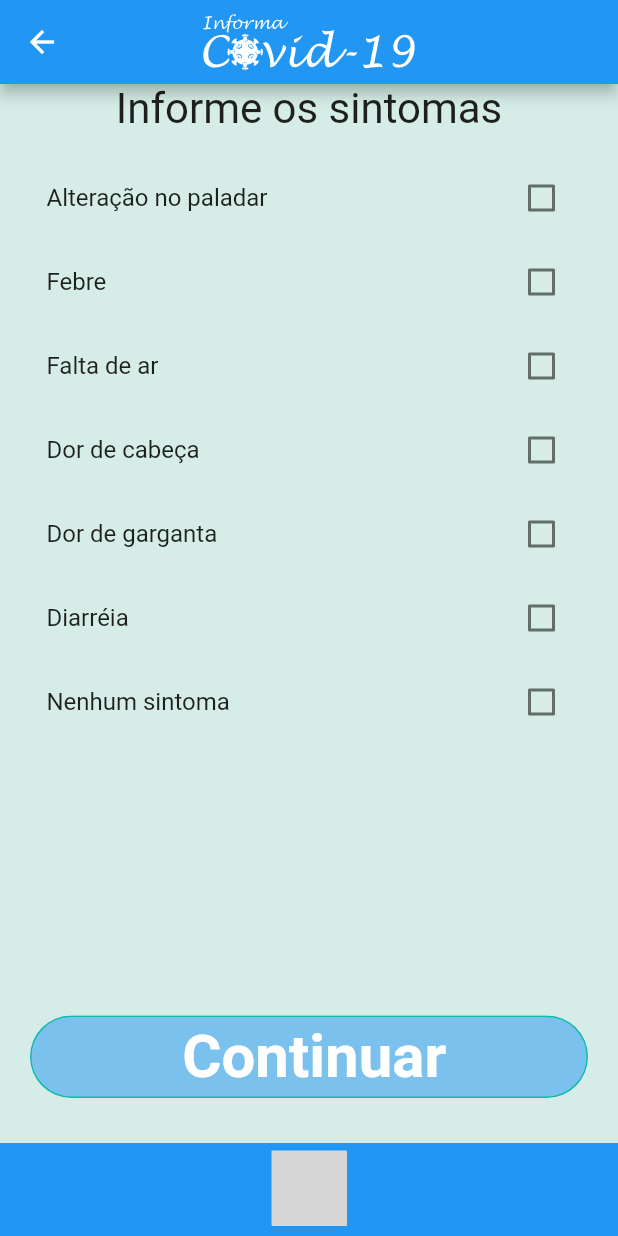
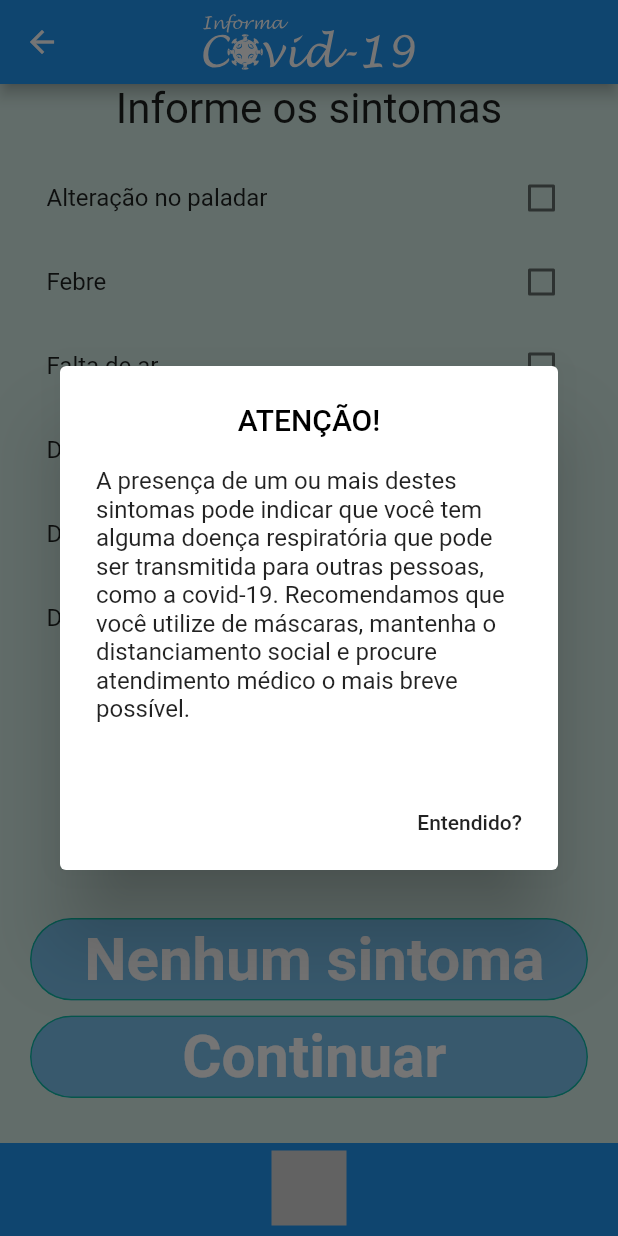
Before and after one commit to smayor07/AtividadesIntegradorasVIII, a Flutter app: the ListaPerguntas screen opened directly, after a tap on "Continuar", on a phone screen of 412 x 824 dp. Run offline on Flutter 3.47's test engine with Material 2 defaults, Android fonts, the phone set to English and light mode, and no system bars; our stand-ins replace cloud_firestore, flutter_svg; missing offline and left inert: dart:ffi; accounts and stored records are empty; project files that could hold a hidden picture were left out; grey boxes are pictures that could not be loaded.

Commit message:
Correções finais

```diff
--- a/informa_covid/lib/pages/contatoCovid_page.dart
+++ b/informa_covid/lib/pages/contatoCovid_page.dart
@@ -1,6 +1,6 @@
 import 'package:flutter/material.dart';
 import 'package:informa_covid/classes/Pessoa.dart';
-import 'package:informa_covid/pages/lista_perguntas_page.dart';
+import 'package:informa_covid/pages/agradecimento_page.dart';
 import 'package:informa_covid/pages/pussuiComorbidade_page.dart';
 import 'package:informa_covid/widgets/NoYes_widget.dart';
 import 'package:informa_covid/widgets/dialog_mascara_widget.dart';
@@ -38,7 +38,7 @@ class _ContatoCovidPageState extends State<ContatoCovidPage> {
               children: <Widget>[
                 Titulo(
                   label:
-                      "Você já teve contato com alguém diagnosticado com Covid-19 nos últimos 7 dias?",
+                      "Você já teve contato com alguém diagnosticado com Covid-19 nas últimas 2 semanas?",
                 ),
                 NoYes(
                   caminhoImg: "assets/contato.png",
@@ -47,7 +47,7 @@ class _ContatoCovidPageState extends State<ContatoCovidPage> {
                     Navigator.push(
                       context,
                       MaterialPageRoute(
-                          builder: (context) => ListaPerguntas(pessoa:widget.pessoa)),
+                          builder: (context) => AgradecimentoPage(pessoa:widget.pessoa)),
                     );
                   },
                   onTapNo: () {
--- a/informa_covid/lib/pages/diagnosticadoCovid_page.dart
+++ b/informa_covid/lib/pages/diagnosticadoCovid_page.dart
@@ -1,7 +1,6 @@
 import 'package:flutter/material.dart';
 import 'package:informa_covid/classes/Pessoa.dart';
 import 'package:informa_covid/pages/contatoCovid_page.dart';
-import 'package:informa_covid/pages/lista_perguntas_page.dart';
 import 'package:informa_covid/pages/tempoDiagnosticado_page.dart';
 import 'package:informa_covid/widgets/NoYes_widget.dart';
 import 'package:informa_covid/widgets/dialog_mascara_widget.dart';
--- a/informa_covid/lib/pages/informe_idade_matricula_page.dart
+++ b/informa_covid/lib/pages/informe_idade_matricula_page.dart
@@ -22,6 +22,7 @@ class _InformeIdadeMatriculaState extends State<InformeIdadeMatricula> {
   @override
   Widget build(BuildContext context) {
     return Scaffold(
+      resizeToAvoidBottomPadding: false,
       appBar: AppBar(
         title: Text("Informa Covid"),
         centerTitle: true,
--- a/informa_covid/lib/pages/lista_perguntas_page.dart
+++ b/informa_covid/lib/pages/lista_perguntas_page.dart
@@ -2,6 +2,7 @@ import 'package:flutter/material.dart';
 import 'package:informa_covid/classes/Pessoa.dart';
 import 'package:informa_covid/pages/pussuiComorbidade_page.dart';
 import 'package:informa_covid/widgets/button_widget.dart';
+import 'package:informa_covid/widgets/dialog_mascara_widget.dart';
 import 'package:informa_covid/widgets/lista_widget.dart';
 import 'package:informa_covid/widgets/logo_covid_widget.dart';
 import 'package:informa_covid/widgets/rodape_widget.dart';
@@ -18,6 +19,7 @@ class ListaPerguntas extends StatefulWidget {
 }
 
 class _ListaPerguntasState extends State<ListaPerguntas> {
+  String sintomas = "A presença de um ou mais destes sintomas pode indicar que você tem alguma doença respiratória que pode ser transmitida para outras pessoas, como a covid-19. Recomendamos que você utilize de máscaras, mantenha o distanciamento social e procure atendimento médico o mais breve possível.";
   final List<CheckBoxPerguntas> itens = [
     CheckBoxPerguntas(texto: "Alteração no paladar"),
     CheckBoxPerguntas(texto: "Febre"),
@@ -25,7 +27,6 @@ class _ListaPerguntasState extends State<ListaPerguntas> {
     CheckBoxPerguntas(texto: "Dor de cabeça"),
     CheckBoxPerguntas(texto: "Dor de garganta"),
     CheckBoxPerguntas(texto: "Diarréia"),
-    CheckBoxPerguntas(texto: "Nenhum sintoma"),
   ];
 
   @override
@@ -50,20 +51,65 @@ class _ListaPerguntasState extends State<ListaPerguntas> {
           )),
           Container(
             padding: EdgeInsets.only(bottom: 30, left: 20, right: 20),
-            child: CustonButton(
-              label: 'Continuar',
-              onTap: (){
-                widget.pessoa.sintomas = _doencasCheckadas();
-                Navigator.push(
-                  context,
-                  MaterialPageRoute(builder: (context) => PossuiComorbidadePage(pessoa:this.widget.pessoa))
-                );
-              },
+            child: Column(
+              children: [
+                CustonButton(
+                  label: 'Nenhum sintoma',
+                  onTap: (){
+                    widget.pessoa.sintomas = new List<String>();
+                    Navigator.push(
+                      context,
+                      MaterialPageRoute(builder: (context) => PossuiComorbidadePage(pessoa:widget.pessoa))
+                    );
+                  },
+                ),
+                SizedBox(
+                  height: 10,
+                ),
+                CustonButton(
+                  label: 'Continuar',
+                  onTap: (){
+                    _dialogSintomas(sintomas);
+                  },
+                )
+              ],
             )
           ),
           Rodape(),
         ],
       ),
+    );
+  }
+
+  void _dialogSintomas(String msg) {
+    AlertDialogUsaMascara dialogDiagCovid = AlertDialogUsaMascara(mensagem: msg);
+    showDialog(
+      context: context,
+      builder: (BuildContext context) {
+        return AlertDialog(
+          title: Text(
+            'ATENÇÃO!',
+            textAlign: TextAlign.center,
+            style: TextStyle(
+              fontSize: 20.0,
+              color: Colors.black
+            ),
+          ),
+          content: dialogDiagCovid,
+          actions: [
+            FlatButton(
+              onPressed: (){
+                widget.pessoa.sintomas = _doencasCheckadas();
+                Navigator.push(
+                  context,
+                  MaterialPageRoute(builder: (context) => PossuiComorbidadePage(pessoa:widget.pessoa))
+                );
+              },
+              child: Text('Entendido?')
+            )
+          ],
+        );
+      }
     );
   }
 
```
Also changed, not shown: informa_covid/lib/pages/agradecimento_page.dart (+25 -23 lines), informa_covid/lib/pages/tempoDiagnosticado_page.dart (+39 -44 lines), informa_covid/lib/pages/escolha_sexo_page.dart (indentation only). Lines whose indentation alone changed are shown as unchanged.
